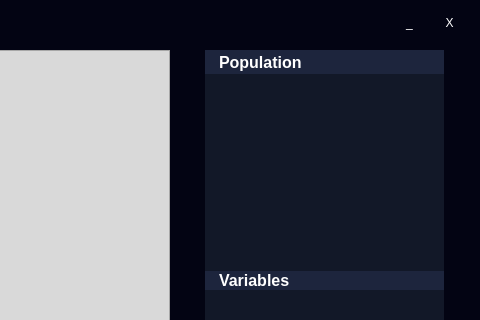
KiriltsevDaniil/EvAlgPractice, file GUI/form.ui: the form before one commit; both pictures show x 646 to 1126 and y 0 to 320 of the 1126 by 800 pixel window.
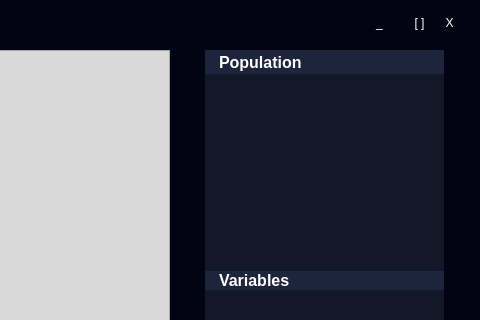
The form after the commit.

Commit message: fixed pop up windows

Diff of the .ui file:
```diff
--- a/GUI/form.ui
+++ b/GUI/form.ui
@@ -290,7 +290,7 @@
   <widget class="QPushButton" name="TrayBtn">
    <property name="geometry">
     <rect>
-     <x>1040</x>
+     <x>1010</x>
      <y>10</y>
      <width>31</width>
      <height>25</height>
@@ -507,6 +507,26 @@
     <string>Help</string>
    </property>
   </widget>
+  <widget class="QPushButton" name="WResizeBtn">
+   <property name="geometry">
+    <rect>
+     <x>1050</x>
+     <y>10</y>
+     <width>31</width>
+     <height>25</height>
+    </rect>
+   </property>
+   <property name="styleSheet">
+    <string notr="true">*{
+	color: white;
+	background: rgb(3, 4, 19);
+	border: 0px solid rgb(3, 4, 19);;
+}</string>
+   </property>
+   <property name="text">
+    <string>[ ]</string>
+   </property>
+  </widget>
  </widget>
  <resources/>
  <connections/>
```
Left out of the diff: 2 changed lines with no effect on the pictures. The commit also changes 1 other file.
